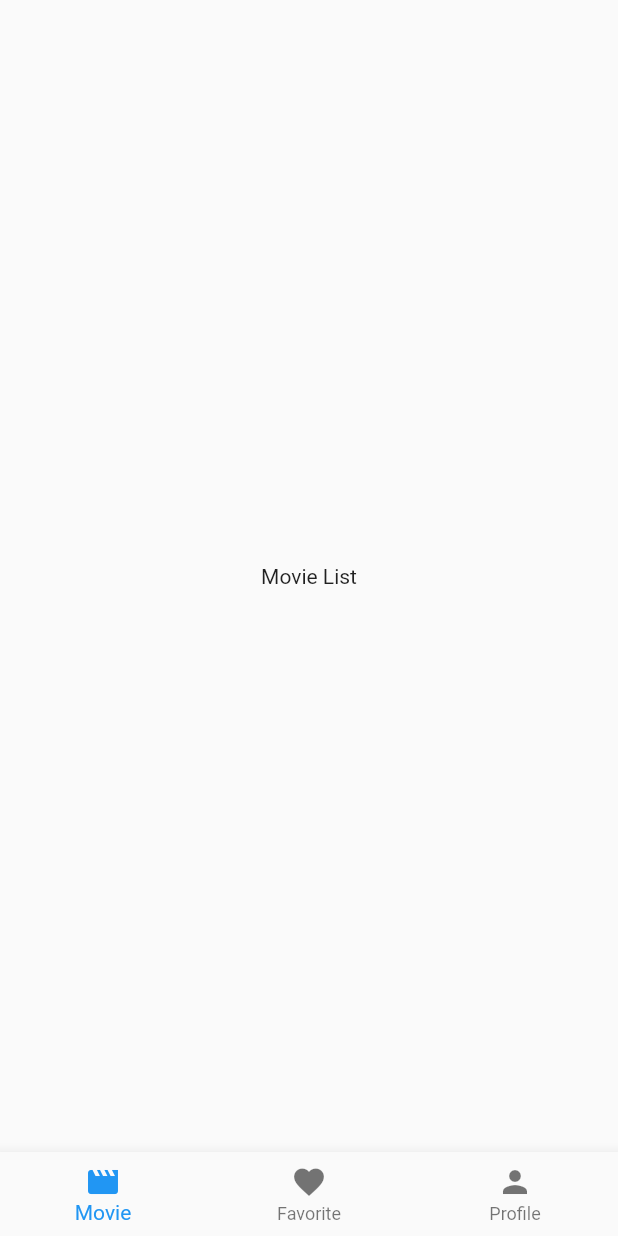
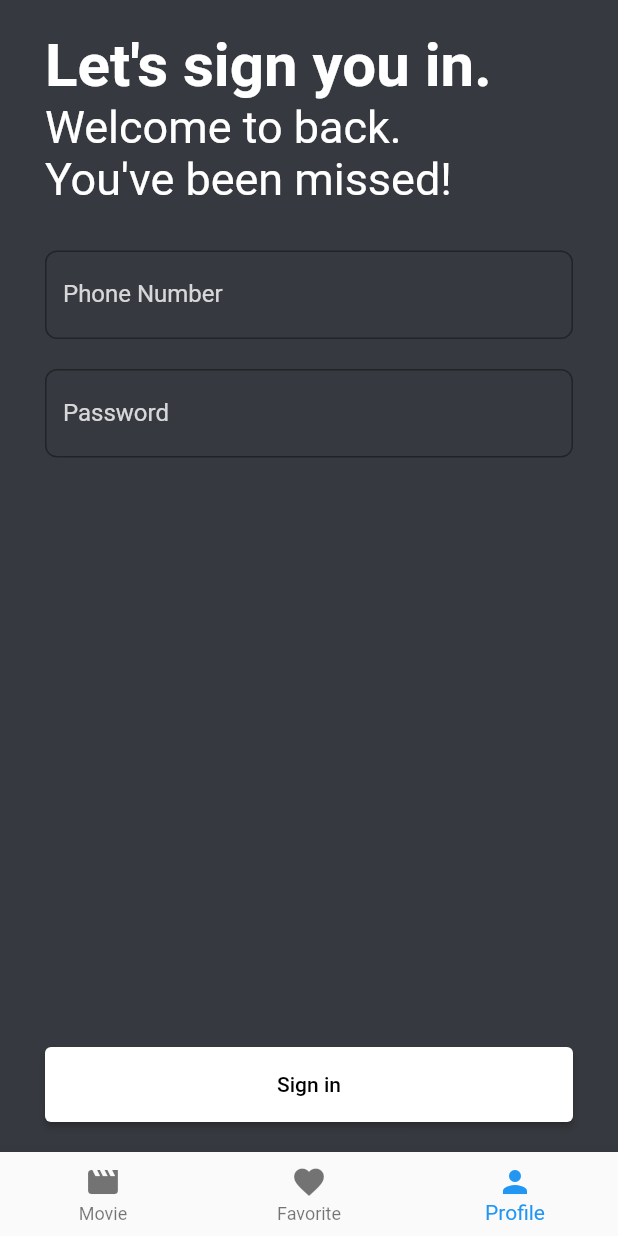
Before and after one commit to Peacefire1/Flutter-Test-App, a Flutter app: the screen it shows after launch, on a phone screen of 412 x 824 dp. Run offline on Flutter 3.47's test engine with Material 2 defaults, Android fonts, the phone set to English and light mode, and no system bars.

Commit message:
profile and login page

```diff
--- a/lib/screens/home.dart
+++ b/lib/screens/home.dart
@@ -11,7 +11,7 @@ class HomePage extends StatefulWidget {
 }
 
 class _HomePageState extends State<HomePage> {
-  int _currentIndex = 0;
+  int _currentIndex = 2;
   List<Widget> _totalPage = [MoviesPage(), WishListPage(), ProfilePage()];
 
   void setCurrentIndex(int val) {
@@ -23,7 +23,8 @@ class _HomePageState extends State<HomePage> {
   @override
   Widget build(BuildContext context) {
     return Scaffold(
-      body: _totalPage[_currentIndex],
+      backgroundColor: Color(0xff36393f),
+      body: SafeArea(child: _totalPage[_currentIndex]),
       bottomNavigationBar: BottomNavigationBar(
         currentIndex: _currentIndex,
         onTap: setCurrentIndex,
--- /dev/null
+++ b/lib/screens/login.dart
@@ -0,0 +1,119 @@
+import 'package:flutter/material.dart';
+
+class LoginPage extends StatefulWidget {
+  const LoginPage({super.key});
+
+  @override
+  State<LoginPage> createState() => _LoginPageState();
+}
+
+class _LoginPageState extends State<LoginPage> {
+  final _formKey = GlobalKey<FormState>();
+  final _phoneController = TextEditingController();
+  final _passwordController = TextEditingController();
+
+  void _onSubmit() {
+    if (_formKey.currentState!.validate()) {
+      print("Successful");
+    }
+  }
+
+  @override
+  Widget build(BuildContext context) {
+    return Padding(
+      padding: EdgeInsets.symmetric(horizontal: 30, vertical: 20),
+      child: Form(
+        key: _formKey,
+        child: Column(
+          mainAxisAlignment: MainAxisAlignment.spaceBetween,
+          children: [
+            Column(
+              crossAxisAlignment: CrossAxisAlignment.start,
+              children: [
+                Text(
+                  "Let's sign you in.",
+                  style: TextStyle(
+                    color: Colors.white,
+                    fontSize: 40,
+                    fontWeight: FontWeight.bold,
+                  ),
+                ),
+                Text(
+                  "Welcome to back.",
+                  style: TextStyle(
+                    color: Colors.white,
+                    fontSize: 30,
+                  ),
+                ),
+                Text(
+                  "You've been missed!",
+                  style: TextStyle(
+                    color: Colors.white,
+                    fontSize: 30,
+                  ),
+                ),
+                SizedBox(
+                  height: 30,
+                ),
+                TextFormField(
+                  controller: _phoneController,
+                  validator: (value) {
+                    if (value == null || value.isEmpty) {
+                      return "is Empty";
+                    }
+                  },
+                  style: TextStyle(color: Colors.white),
+                  decoration: InputDecoration(
+                    border: OutlineInputBorder(
+                        borderRadius: BorderRadius.circular(8),
+                        borderSide: BorderSide(width: 1, color: Colors.white)),
+                    label: Text(
+                      "Phone Number",
+                      style: TextStyle(color: Colors.white.withOpacity(0.8)),
+                    ),
+                  ),
+                ),
+                SizedBox(
+                  height: 20,
+                ),
+                TextFormField(
+                  controller: _passwordController,
+                  validator: (value) {
+                    if (value == null || value.isEmpty) {
+                      return "is Empty";
+                    }
+                  },
+                  style: TextStyle(color: Colors.white),
+                  obscureText: true,
+                  decoration: InputDecoration(
+                    border: OutlineInputBorder(
+                      borderRadius: BorderRadius.circular(8),
+                    ),
+                    label: Text(
+                      "Password",
+                      style: TextStyle(color: Colors.white.withOpacity(0.8)),
+                    ),
+                  ),
+                ),
+              ],
+            ),
+            SizedBox(
+              width: double.infinity,
+              height: 50,
+              child: ElevatedButton(
+                style: ButtonStyle(
+                  backgroundColor: MaterialStateProperty.all(Colors.white),
+                ),
+                onPressed: _onSubmit,
+                child: Text(
+                  "Sign in",
+                  style: TextStyle(color: Colors.black),
+                ),
+              ),
+            ),
+          ],
+        ),
+      ),
+    );
+  }
+}
--- a/lib/screens/profile.dart
+++ b/lib/screens/profile.dart
@@ -1,4 +1,5 @@
 import 'package:flutter/material.dart';
+import 'package:movie/screens/login.dart';
 
 class ProfilePage extends StatefulWidget {
   const ProfilePage({super.key});
@@ -8,8 +9,10 @@ class ProfilePage extends StatefulWidget {
 }
 
 class _ProfilePageState extends State<ProfilePage> {
+  bool isLogged = false;
+
   @override
   Widget build(BuildContext context) {
-    return Center(child: Text("Login Page"));
+    return LoginPage();
   }
 }
```
